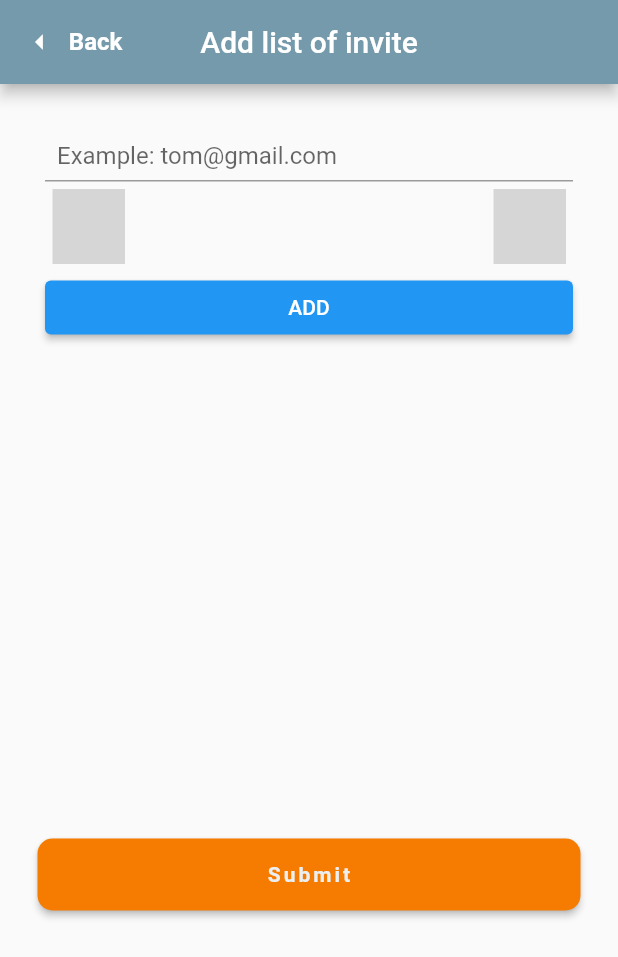
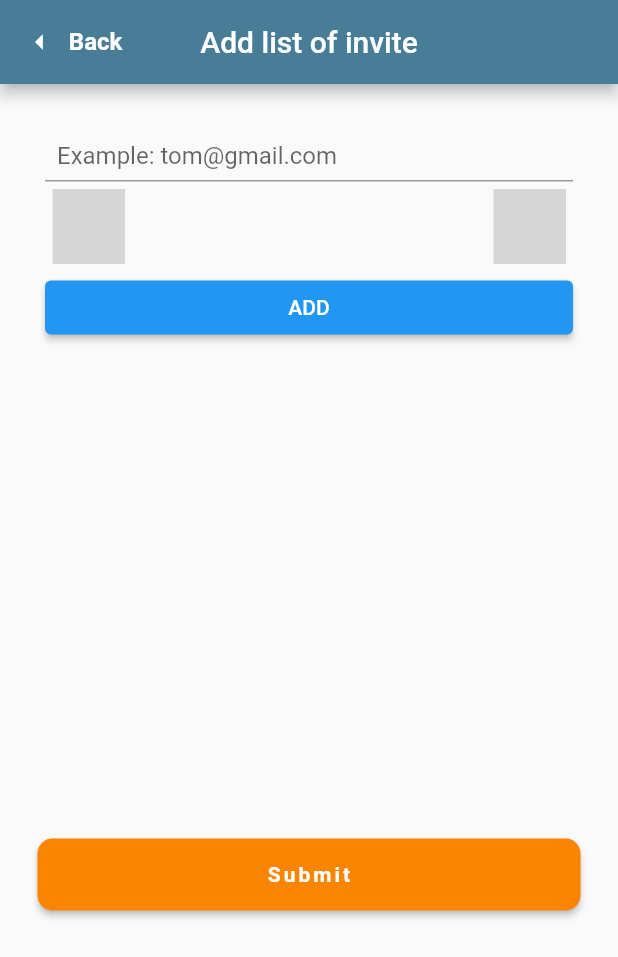
Before and after one commit to BachENSIM/iZiBadge, a Flutter app: the GroupScreen screen opened directly, after a tap on "Next", on a phone screen of 412 x 824 dp. Shown: the top 957 px of the screen. Run offline on Flutter 3.47's test engine with Material 2 defaults, Android fonts, the phone set to English and light mode, and no system bars; our stand-ins replace cloud_firestore, firebase_auth, firebase_core, getwidget, grouped_list, qr_flutter and 1 more; missing offline and left inert: qr_code_scanner; accounts and stored records are empty; grey boxes are pictures that could not be loaded.

Commit message:
Fixed last merge with colors

```diff
--- a/lib/components/group_form.dart
+++ b/lib/components/group_form.dart
@@ -184,14 +184,14 @@ class _GroupFormState extends State<GroupForm> {
                             borderRadius: BorderRadius.circular(15)),
                       ),*/
                       GFListTile(
-                        color: Color(0xFFFF809B),
+                        color: CustomColors.accentLight,
                         avatar: CircleAvatar(
                             radius: 20,
-                            backgroundColor: Colors.brown[400],
+                            backgroundColor: CustomColors.accentDark,
                             child: Text(
                               (index + 1).toString(),
                               style: const TextStyle(
-                                  fontSize: 15, color: Colors.white),
+                                  fontSize: 15, color: CustomColors.textSecondary),
                             )),
                         titleText: _groupNameList[index],
                         icon: Row(
@@ -206,7 +206,7 @@ class _GroupFormState extends State<GroupForm> {
                                   _modify(context, index);
                                 });
                               },
-                              color: Colors.redAccent,
+                              color: CustomColors.accentDark,
                             ),
                             if (index != 0)
                               IconButton(
@@ -217,7 +217,7 @@ class _GroupFormState extends State<GroupForm> {
                                       _groupNameList.removeAt(index);
                                   });
                                 },
-                                color: _zero ? Colors.grey : Colors.redAccent,
+                                color: _zero ? Colors.grey : CustomColors.accentDark,
                               )
                           ],
                         ),
--- a/lib/screens/add_listUser_screen.dart
+++ b/lib/screens/add_listUser_screen.dart
@@ -34,7 +34,7 @@ class _ListUserScreenState extends State<ListUserScreen> {
   Widget build(BuildContext context) {
     return Scaffold(
         appBar: AppBar(
-          backgroundColor: CustomColors.blueJeans,
+          backgroundColor: CustomColors.backgroundDark,
           centerTitle: true,
           title: const Text(
             'Add list of invite',
@@ -113,9 +113,9 @@ class _ListUserScreenState extends State<ListUserScreen> {
                                             borderRadius:
                                                 BorderRadius.circular(5),
                                             border: const BorderSide(
-                                                color: Colors.black12,
+                                                color: CustomColors.textPrimary,
                                                 width: 1),
-                                            dropdownButtonColor: Colors.white,
+                                            dropdownButtonColor: CustomColors.textSecondary,
                                             value: _dropdownGroup,
                                             onChanged: (newValue) {
                                               setState(() {
@@ -144,9 +144,9 @@ class _ListUserScreenState extends State<ListUserScreen> {
                                             borderRadius:
                                                 BorderRadius.circular(5),
                                             border: const BorderSide(
-                                                color: Colors.black12,
+                                                color: CustomColors.textPrimary,
                                                 width: 1),
-                                            dropdownButtonColor: Colors.white,
+                                            dropdownButtonColor: CustomColors.textSecondary,
                                             value: _dropdownRole,
                                             onChanged: (newValue) {
                                               setState(() {
@@ -213,7 +213,7 @@ class _ListUserScreenState extends State<ListUserScreen> {
                                                   _modify(context, index);
                                                 });
                                               },
-                                              color: Color(0xFFFF809B),
+                                              color: CustomColors.accentDark,
                                               titleText: "Email: " +
                                                   _groupListUser[index],
                                               subTitleText: "Group: " +
@@ -236,7 +236,7 @@ class _ListUserScreenState extends State<ListUserScreen> {
                                                     print(index);
                                                   });
                                                 },
-                                                color: Colors.black,
+                                                color: CustomColors.textPrimary,
                                               )),
                                         ]));
                                       },
@@ -256,7 +256,7 @@ class _ListUserScreenState extends State<ListUserScreen> {
                     child: ElevatedButton(
                       style: ButtonStyle(
                         backgroundColor: MaterialStateProperty.all(
-                          CustomColors.firebaseOrange,
+                          CustomColors.accentDark,
                         ),
                         shape: MaterialStateProperty.all(
                           RoundedRectangleBorder(
@@ -294,7 +294,7 @@ class _ListUserScreenState extends State<ListUserScreen> {
                           style: TextStyle(
                             fontSize: 14,
                             fontWeight: FontWeight.bold,
-                            color: CustomColors.firebaseGrey,
+                            color: CustomColors.textSecondary,
                             letterSpacing: 2,
                           ),
                         ),
@@ -314,7 +314,7 @@ class _ListUserScreenState extends State<ListUserScreen> {
             /*title: const Text('Please Confirm'),*/
             content: const Text('Edit your information?'),
             shape: RoundedRectangleBorder(
-                side: BorderSide(color: Colors.black, width: 1),
+                side: BorderSide(color: CustomColors.textPrimary, width: 1),
                 borderRadius: BorderRadius.circular(15)),
             actions: [
               Column(
@@ -349,9 +349,9 @@ class _ListUserScreenState extends State<ListUserScreen> {
                             borderRadius:
                             BorderRadius.circular(5),
                             border: const BorderSide(
-                                color: Colors.black12,
+                                color: CustomColors.textPrimary,
                                 width: 1),
-                            dropdownButtonColor: Colors.white,
+                            dropdownButtonColor: CustomColors.textSecondary,
                             value: _dropdownGroup,
                             onChanged: (newValue) {
                               setState(() {
@@ -380,9 +380,9 @@ class _ListUserScreenState extends State<ListUserScreen> {
                             borderRadius:
                             BorderRadius.circular(5),
                             border: const BorderSide(
-                                color: Colors.black12,
+                                color: CustomColors.textPrimary,
                                 width: 1),
-                            dropdownButtonColor: Colors.white,
+                            dropdownButtonColor: CustomColors.textSecondary,
                             value: _dropdownRole,
                             onChanged: (newValue) {
                               setState(() {
--- a/lib/screens/edit_event_screen.dart
+++ b/lib/screens/edit_event_screen.dart
@@ -55,7 +55,7 @@ class _EditScreenState extends State<EditScreen> {
                     ),
                     child: CircularProgressIndicator(
                       valueColor: AlwaysStoppedAnimation<Color>(
-                        Colors.redAccent,
+                        CustomColors.accentDark,
                       ),
                       strokeWidth: 3,
                     ),
```
